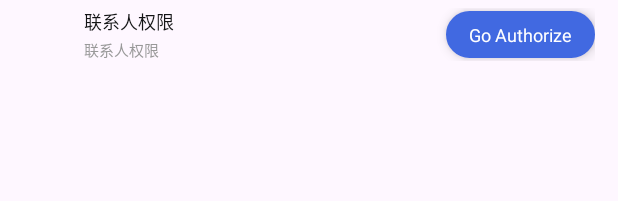
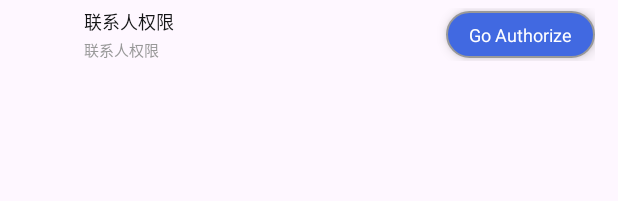
Before and after one commit to a453826252/PeakRinger, an Android app: the layout item_permission.xml on its own in the app's theme, with its tools: preview values and no code run, on a phone screen of 412 x 824 dp. Shown: the top 201 px of the screen. Run offline under Robolectric (Android 15) with nearby library versions, the phone set to English and light mode, and no system bars.

Commit message:
请求权限弹窗：移除已有权限的请求 & 删除联系人增加二次确认弹窗

```diff
--- a/app/src/main/java/com/zaz/peakringer/fragment/contacts/ContactsFragmentVM.kt
+++ b/app/src/main/java/com/zaz/peakringer/fragment/contacts/ContactsFragmentVM.kt
@@ -66,8 +66,6 @@ class ContactsFragmentVM: ViewModel() {
                             if(!avatarFile.exists() || avatarFile.length() == 0L){
                                 Log.d(TAG, "addContacts: avatar not exist")
                                 avatarPath = ""
-                            }else{
-                                avatarPath = "file://$avatarPath"
                             }
                             PRDbRepository.addContact(ContactsBean(phoneNumber.pickPhoneNum,phoneNumber, displayName,avatarPath))
                         }
--- a/app/src/main/res/values/strings.xml
+++ b/app/src/main/res/values/strings.xml
@@ -13,8 +13,12 @@
     <string name="add_by_hand">Add manually </string>
     <string name="read_contacts">Read Contacts</string>
     <string name="pick_contact_from_phonebook">Pick a contact from phonebook</string>
-    <string name="request_contacts_permission_failed">Failed to get permission to read contacts. Please try again(%d).</string>
+    <string name="request_contacts_permission_failed">Failed to get permission to read contacts. Please try again(%s).</string>
     <string name="pick_contacts_failed">Failed to add contact. Please try again.</string>
     <string name="del_failed">Delete failed, please try again</string>
     <string name="del_succeed">Delete successful</string>
+    <string name="request_contact_permission_content">Permission to read contacts needs to be granted to &appname; in order to add contacts from the phonebook.</string>
+    <string name="cancel">Cancel</string>
+    <string name="confirm">Confirm</string>
+    <string name="del_contact">Do you want to delete %s? After deletion, you can still add %s.</string>
 </resources>
--- a/support/src/main/java/com/zaz/support/dialog/permission/PermissionListAdapter.kt
+++ b/support/src/main/java/com/zaz/support/dialog/permission/PermissionListAdapter.kt
@@ -1,5 +1,6 @@
 package com.zaz.support.dialog.permission
 
+import android.util.Log
 import android.view.LayoutInflater
 import android.view.View
 import android.view.ViewGroup
@@ -10,6 +11,9 @@ import com.zaz.support.databinding.ItemPermissionBinding
 import com.zaz.support.utils.string
 
 class PermissionListAdapter(data:MutableList<PermissionItem>,val authorizeBtnClick:(PermissionItem)->Unit): BaseRecyclerAdapter<PermissionItem, ItemPermissionBinding>(data) {
+    companion object{
+        const val TAG = "PermissionListAdapter"
+    }
     override fun getView(layoutInflater: LayoutInflater,parent: ViewGroup,viewType:Int): ItemPermissionBinding {
         return ItemPermissionBinding.inflate(layoutInflater,parent,false)
     }
@@ -19,6 +23,7 @@ class PermissionListAdapter(data:MutableList<PermissionItem>,val authorizeBtnCli
     }
 
     override fun bindData(position:Int, data: PermissionItem, vh: VH<ItemPermissionBinding>) {
+        Log.d(TAG, "bindData: data=$data,granted=${data.granted},position=$position")
         vh.viewBinding.itemPermissionIcon.setImageResource(data.icon)
         vh.viewBinding.itemPermissionTitle.text = data.title
         with(vh.viewBinding.itemPermissionSubtitle){
--- /dev/null
+++ b/support/src/main/res/drawable/bg_enable_select.xml
@@ -0,0 +1,5 @@
+<?xml version="1.0" encoding="utf-8"?>
+<selector xmlns:android="http://schemas.android.com/apk/res/android">
+    <item android:drawable="@drawable/bg_gray_radius25" android:state_enabled="false"/>
+    <item android:drawable="@drawable/bg_main_color_radius25"/>
+</selector>
--- /dev/null
+++ b/support/src/main/res/drawable/bg_gray_radius25.xml
@@ -0,0 +1,5 @@
+<?xml version="1.0" encoding="utf-8"?>
+<shape xmlns:android="http://schemas.android.com/apk/res/android">
+    <corners android:radius="25dp"/>
+    <solid android:color="@color/border_of_cancel_btn"/>
+</shape>
--- /dev/null
+++ b/support/src/main/res/drawable/bg_main_color_radius25.xml
@@ -0,0 +1,6 @@
+<?xml version="1.0" encoding="utf-8"?>
+<shape xmlns:android="http://schemas.android.com/apk/res/android">
+    <corners android:radius="25dp"/>
+    <solid android:color="@color/main_color"/>
+    <stroke android:color="@color/border_of_cancel_btn" android:width="1dp"/>
+</shape>
--- a/support/src/main/res/layout/dialog_pr.xml
+++ b/support/src/main/res/layout/dialog_pr.xml
@@ -34,7 +34,6 @@
         android:layout_height="wrap_content"
         android:layout_marginTop="15dp"
         android:button="@null"
-        android:checked="true"
         android:drawableStart="@drawable/btn_checkbox"
         android:drawablePadding="5dp"
         android:text="@string/no_prompting"
--- a/support/src/main/res/layout/item_permission.xml
+++ b/support/src/main/res/layout/item_permission.xml
@@ -41,8 +41,7 @@
         android:id="@+id/item_permission_authorize"
         android:layout_width="wrap_content"
         android:layout_height="wrap_content"
-        android:background="@drawable/bg_pr_dialog_cancel_btn"
-        android:backgroundTint="@color/main_color"
+        android:background="@drawable/bg_enable_select"
         android:elevation="5dp"
         android:paddingHorizontal="15dp"
         android:paddingVertical="7dp"
```
Also changed, not shown: app/src/main/java/com/zaz/peakringer/fragment/contacts/ContactsAdapter.kt (+7 -3 lines), app/src/main/java/com/zaz/peakringer/fragment/contacts/ContactsFragment.kt (+30 -5 lines), app/src/main/java/com/zaz/peakringer/repository/db/PRDbRepository.kt (+9 -1 lines), support/src/main/java/com/zaz/support/Clone.kt (added, +7 -0 lines), support/src/main/java/com/zaz/support/base/BaseRecyclerAdapter.kt (+9 -8 lines), support/src/main/java/com/zaz/support/dialog/permission/PermissionDialog.kt (+13 -7 lines), support/src/main/java/com/zaz/support/dialog/permission/PermissionItem.kt (+9 -1 lines), support/src/main/java/com/zaz/support/utils/Extension.kt (+12 -6 lines), 1 other file.
